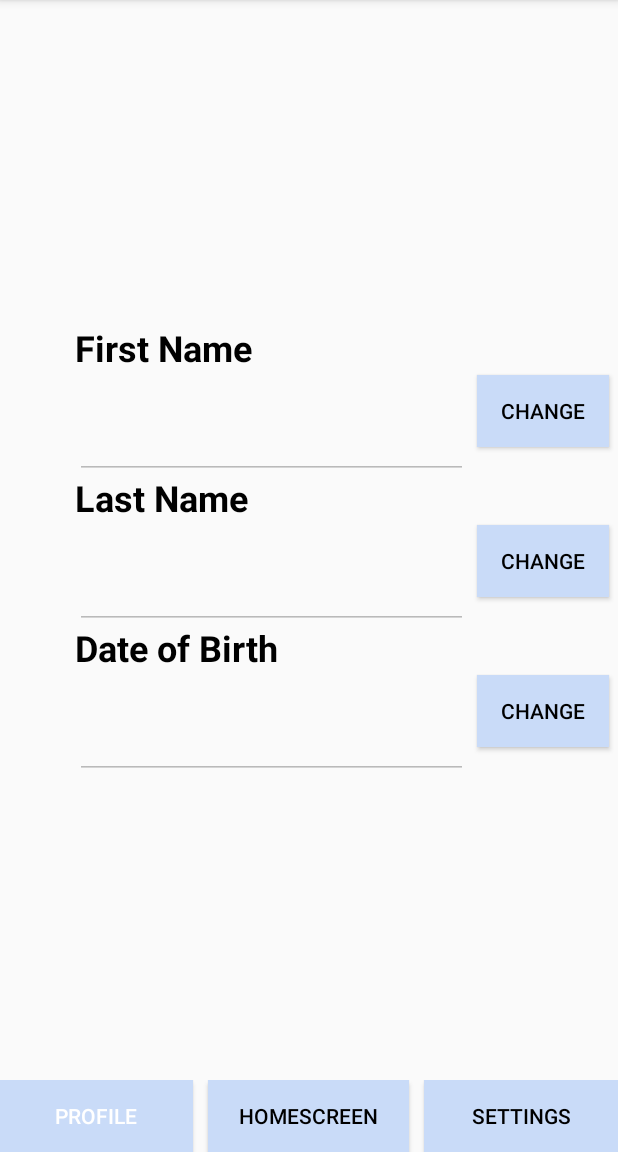
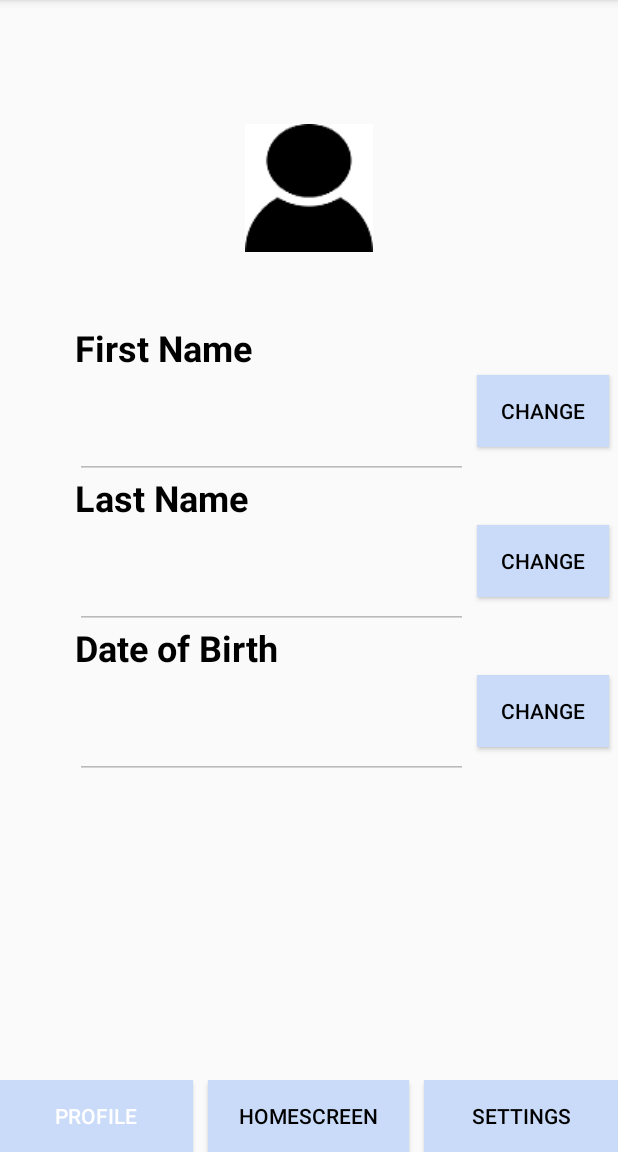
Before and after one commit to SCCapstone/MobileAssistant, an Android app: the Profile_screen screen opened directly, with no data from a screen before it, on a phone screen of 412 x 824 dp, the part 84-1236 px from its top. Run offline under Robolectric (Android 15) with nearby library versions, the phone set to English and light mode, and no system bars.

Commit message:
implemented a function that allows the user to change profile pic

```diff
--- a/app/src/main/java/com/example/mobileassistant/Profile_screen.java
+++ b/app/src/main/java/com/example/mobileassistant/Profile_screen.java
@@ -4,22 +4,30 @@ import androidx.appcompat.app.AppCompatActivity;
 
 import android.content.Intent;
 import android.content.SharedPreferences;
+import android.content.res.TypedArray;
 import android.os.Bundle;
 import android.view.View;
 import android.widget.Button;
-import android.widget.CompoundButton;
 import android.widget.EditText;
-import android.widget.Switch;
+import android.widget.ImageButton;
 import android.widget.Toast;
+
+import java.util.Random;
 
 public class Profile_screen extends AppCompatActivity {
 
     // CONSTANTS for Account Preferences
     private static final String ACCOUNT_PREFERENCES = "ACCOUNT";
+    public static final String  ACCOUNT_PROFILE_PHOTO = "PROFILE_PHOTO";
     private static final String ACCOUNT_FIRST_NAME = "FIRST_NAME";
     private static final String ACCOUNT_LAST_NAME = "LAST_NAME";
     private static final String ACCOUNT_DOB = "DOB";
 
+    //CONSTANTS for changing photos
+    private static final int NUM_PHOTOS = 5 ;
+    int[] images;
+
+    private ImageButton change_photo;
     private Button button_home;
     private Button button_settings;
     private EditText first_name;
@@ -37,6 +45,7 @@ public class Profile_screen extends AppCompatActivity {
         setContentView(R.layout.activity_profile_screen);
 
         // Getting variables from xml
+        change_photo = findViewById(R.id.imageButton);
         button_home = findViewById(R.id.button_home);
         button_settings = findViewById(R.id.button_settings);
         first_name = findViewById(R.id.first_name);
@@ -48,6 +57,12 @@ public class Profile_screen extends AppCompatActivity {
 
         // Use ACCOUNT_PREFERENCES to display user information
         sharedPreferences = getSharedPreferences(ACCOUNT_PREFERENCES, MODE_PRIVATE);
+        final SharedPreferences.Editor editor = sharedPreferences.edit();
+
+        if (sharedPreferences.contains(ACCOUNT_PROFILE_PHOTO)) {
+            int accountImageRId = sharedPreferences.getInt(ACCOUNT_PROFILE_PHOTO, -1);
+            change_photo.setImageResource(accountImageRId);
+        }
 
         String accountFirstName = sharedPreferences.getString(ACCOUNT_FIRST_NAME, null);
         first_name.setText(accountFirstName);
@@ -61,7 +76,16 @@ public class Profile_screen extends AppCompatActivity {
         date_of_birth.setText(accountDOB);
         date_of_birth.setEnabled(false);
 
-        final SharedPreferences.Editor editor = sharedPreferences.edit();
+
+
+
+        // ImageButton to change profile photo
+        change_photo.setOnClickListener(new View.OnClickListener(){
+            @Override
+            public void onClick(View view){
+                changeIcon(view);
+            }
+        });
 
         // Button to change first name
         button_change_fn.setOnClickListener(new View.OnClickListener(){
@@ -140,6 +164,17 @@ public class Profile_screen extends AppCompatActivity {
         });
     }
 
+    //change user icon
+    public void changeIcon(View view) {
+        images = new int[]{R.drawable.user_icon_0, R.drawable.user_icon_1, R.drawable.user_icon_2, R.drawable.user_icon_3, R.drawable.user_icon_4};
+        Random random = new Random();
+        int rNum = random.nextInt(NUM_PHOTOS);
+        SharedPreferences.Editor editor = sharedPreferences.edit();
+        editor.putInt(ACCOUNT_PROFILE_PHOTO, images[rNum]);
+        editor.apply();
+        change_photo.setImageDrawable(getResources().getDrawable(images[rNum]));
+    }
+
     // method for opening Settings screen
     public void open_Settings_screen(){
         Intent intent = new Intent(this, Settings_screen.class);
--- a/app/src/main/res/layout/activity_profile_screen.xml
+++ b/app/src/main/res/layout/activity_profile_screen.xml
@@ -5,6 +5,19 @@
     android:layout_width="match_parent"
     android:layout_height="match_parent"
     tools:context=".Profile_screen">
+
+    <ImageButton
+        android:id="@+id/imageButton"
+        android:layout_width="85dp"
+        android:layout_height="85dp"
+        android:layout_gravity="center|center_horizontal|center_vertical"
+        android:background="@null"
+        android:contentDescription="@string/placeholder"
+        app:layout_constraintBottom_toTopOf="@+id/first_name"
+        app:layout_constraintEnd_toEndOf="parent"
+        app:layout_constraintStart_toStartOf="parent"
+        app:layout_constraintTop_toTopOf="parent"
+        app:srcCompat="@drawable/user_icon" />
 
     <EditText
         android:id="@+id/first_name"
--- a/app/src/main/res/values/strings.xml
+++ b/app/src/main/res/values/strings.xml
@@ -81,5 +81,6 @@
     <string name="exception_message">must implement OnFragmentInteractionListener</string>
     <string name="close">Close</string>
     <string name="done">Done</string>
+    <string name="placeholder">placeholder</string>
 
 </resources>
```
Also changed, not shown: app/src/main/res/drawable/img1.png (deleted), app/src/main/res/drawable/img2.png (deleted), app/src/main/res/drawable/user_icon.png (added), app/src/main/res/drawable/user_icon_0.png (added), app/src/main/res/drawable/user_icon_1.png (added), app/src/main/res/drawable/user_icon_2.png (added), app/src/main/res/drawable/user_icon_3.png (added), app/src/main/res/drawable/user_icon_4.png (added), app/src/main/res/drawable/user_icon_def.png (added), 1 other file.
